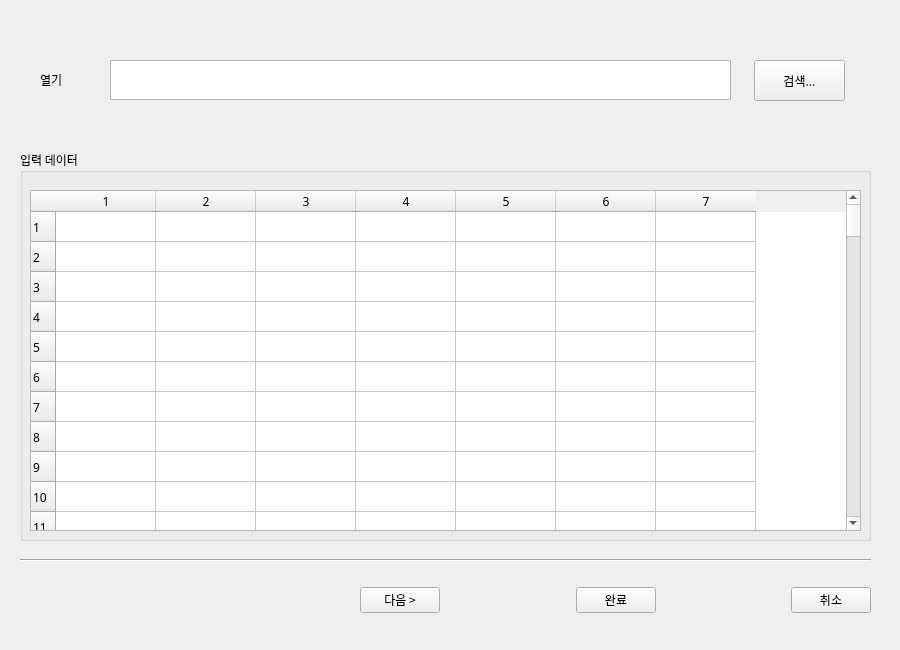
Qt form UI/ImportData.ui (zel0rd/Non-Identifying) before a commit.
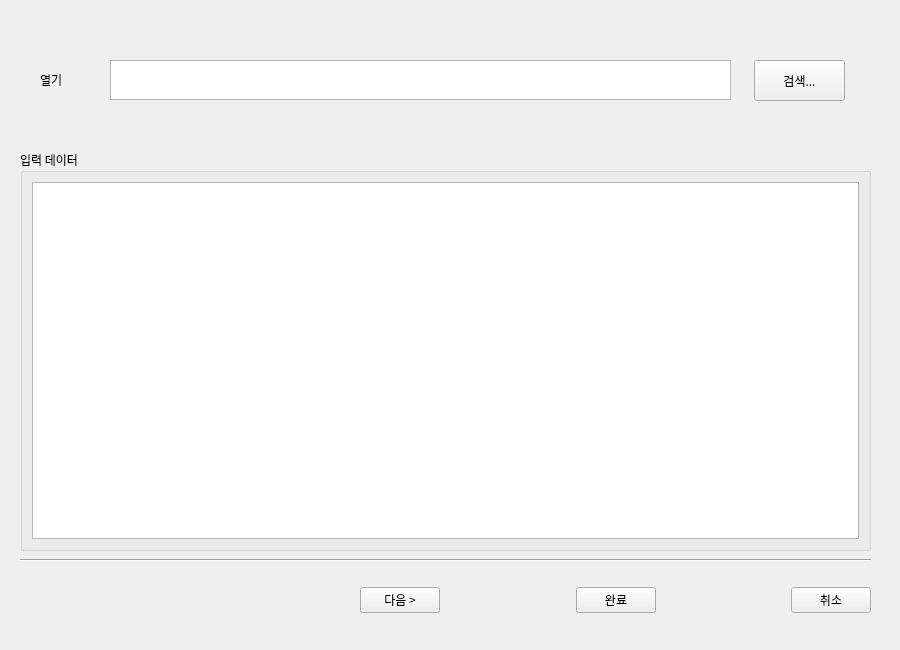
The same form after that commit.

What changed in the file:
```diff
--- a/UI/ImportData.ui
+++ b/UI/ImportData.ui
@@ -97,7 +97,7 @@
       <x>20</x>
       <y>150</y>
       <width>851</width>
-      <height>391</height>
+      <height>401</height>
      </rect>
     </property>
     <property name="font">
@@ -108,135 +108,11 @@
     <property name="title">
      <string>입력 데이터</string>
     </property>
-    <widget class="QTableWidget" name="InputData">
-     <property name="geometry">
-      <rect>
-       <x>10</x>
-       <y>40</y>
-       <width>831</width>
-       <height>341</height>
-      </rect>
-     </property>
-     <property name="sizePolicy">
-      <sizepolicy hsizetype="Preferred" vsizetype="Preferred">
-       <horstretch>0</horstretch>
-       <verstretch>0</verstretch>
-      </sizepolicy>
-     </property>
-     <property name="rowCount">
-      <number>100</number>
-     </property>
-     <property name="columnCount">
-      <number>7</number>
-     </property>
-     <row/>
-     <row/>
-     <row/>
-     <row/>
-     <row/>
-     <row/>
-     <row/>
-     <row/>
-     <row/>
-     <row/>
-     <row/>
-     <row/>
-     <row/>
-     <row/>
-     <row/>
-     <row/>
-     <row/>
-     <row/>
-     <row/>
-     <row/>
-     <row/>
-     <row/>
-     <row/>
-     <row/>
-     <row/>
-     <row/>
-     <row/>
-     <row/>
-     <row/>
-     <row/>
-     <row/>
-     <row/>
-     <row/>
-     <row/>
-     <row/>
-     <row/>
-     <row/>
-     <row/>
-     <row/>
-     <row/>
-     <row/>
-     <row/>
-     <row/>
-     <row/>
-     <row/>
-     <row/>
-     <row/>
-     <row/>
-     <row/>
-     <row/>
-     <row/>
-     <row/>
-     <row/>
-     <row/>
-     <row/>
-     <row/>
-     <row/>
-     <row/>
-     <row/>
-     <row/>
-     <row/>
-     <row/>
-     <row/>
-     <row/>
-     <row/>
-     <row/>
-     <row/>
-     <row/>
-     <row/>
-     <row/>
-     <row/>
-     <row/>
-     <row/>
-     <row/>
-     <row/>
-     <row/>
-     <row/>
-     <row/>
-     <row/>
-     <row/>
-     <row/>
-     <row/>
-     <row/>
-     <row/>
-     <row/>
-     <row/>
-     <row/>
-     <row/>
-     <row/>
-     <row/>
-     <row/>
-     <row/>
-     <row/>
-     <row/>
-     <row/>
-     <row/>
-     <row/>
-     <row/>
-     <row/>
-     <row/>
-     <column/>
-     <column/>
-     <column/>
-     <column/>
-     <column/>
-     <column/>
-     <column/>
-    </widget>
+    <layout class="QGridLayout" name="gridLayout">
+     <item row="0" column="0">
+      <widget class="QTableView" name="InputData"/>
+     </item>
+    </layout>
    </widget>
    <widget class="Line" name="line">
     <property name="geometry">
```
